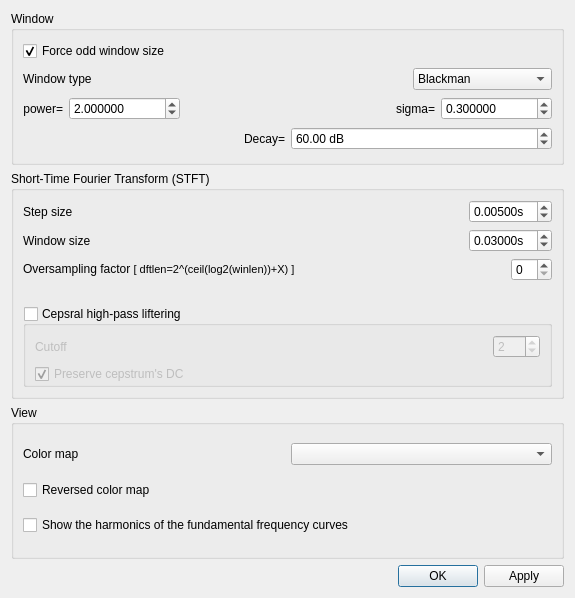
Old version of the form src/gvspectrogramwdialogsettings.ui in the repository gillesdegottex/dfasma.
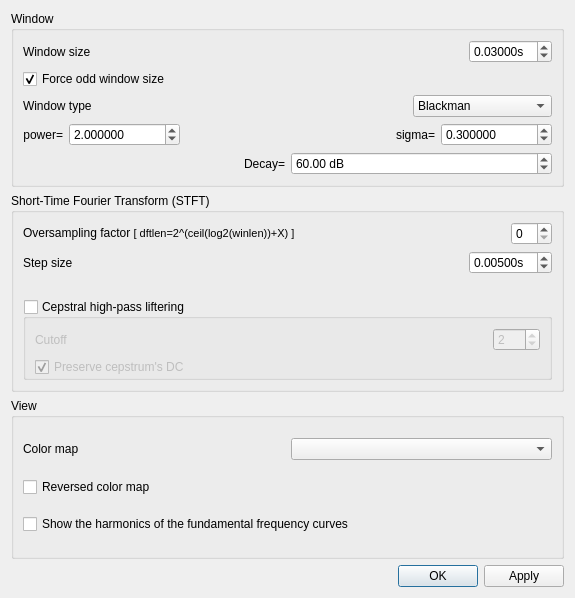
New version of the form.

What changed in the file:
```diff
--- a/src/gvspectrogramwdialogsettings.ui
+++ b/src/gvspectrogramwdialogsettings.ui
@@ -20,6 +20,45 @@
       <string>Window</string>
      </property>
      <layout class="QVBoxLayout" name="verticalLayout_2">
+      <item>
+       <layout class="QHBoxLayout" name="horizontalLayout_17">
+        <item>
+         <widget class="QLabel" name="label_12">
+          <property name="sizePolicy">
+           <sizepolicy hsizetype="MinimumExpanding" vsizetype="Preferred">
+            <horstretch>0</horstretch>
+            <verstretch>0</verstretch>
+           </sizepolicy>
+          </property>
+          <property name="text">
+           <string>Window size</string>
+          </property>
+         </widget>
+        </item>
+        <item>
+         <widget class="QDoubleSpinBox" name="sbSpectrogramWindowSize">
+          <property name="suffix">
+           <string>s</string>
+          </property>
+          <property name="decimals">
+           <number>5</number>
+          </property>
+          <property name="minimum">
+           <double>0.010000000000000</double>
+          </property>
+          <property name="maximum">
+           <double>60.000000000000000</double>
+          </property>
+          <property name="singleStep">
+           <double>0.010000000000000</double>
+          </property>
+          <property name="value">
+           <double>0.030000000000000</double>
+          </property>
+         </widget>
+        </item>
+       </layout>
+      </item>
       <item>
        <widget class="QCheckBox" name="cbSpectrogramWindowSizeForcedOdd">
         <property name="text">
@@ -243,6 +282,30 @@
       <string>Short-Time Fourier Transform (STFT)</string>
      </property>
      <layout class="QVBoxLayout" name="verticalLayout">
+      <item>
+       <layout class="QHBoxLayout" name="horizontalLayout_4">
+        <item>
+         <widget class="QLabel" name="label_3">
+          <property name="sizePolicy">
+           <sizepolicy hsizetype="MinimumExpanding" vsizetype="Preferred">
+            <horstretch>0</horstretch>
+            <verstretch>0</verstretch>
+           </sizepolicy>
+          </property>
+          <property name="text">
+           <string>&lt;html&gt;&lt;head/&gt;&lt;body&gt;&lt;p&gt;Oversampling factor &lt;span style=&quot; font-size:8pt;&quot;&gt;[ dftlen=2^(ceil(log2(winlen))+X) ]&lt;/span&gt;&lt;/p&gt;&lt;/body&gt;&lt;/html&gt;</string>
+          </property>
+         </widget>
+        </item>
+        <item>
+         <widget class="QSpinBox" name="sbSpectrogramOversamplingFactor">
+          <property name="value">
+           <number>0</number>
+          </property>
+         </widget>
+        </item>
+       </layout>
+      </item>
       <item>
        <layout class="QHBoxLayout" name="horizontalLayout_16">
         <item>
@@ -282,69 +345,6 @@
         </item>
        </layout>
       </item>
-      <item>
-       <layout class="QHBoxLayout" name="horizontalLayout_17">
-        <item>
-         <widget class="QLabel" name="label_12">
-          <property name="sizePolicy">
-           <sizepolicy hsizetype="MinimumExpanding" vsizetype="Preferred">
-            <horstretch>0</horstretch>
-            <verstretch>0</verstretch>
-           </sizepolicy>
-          </property>
-          <property name="text">
-           <string>Window size</string>
-          </property>
-         </widget>
-        </item>
-        <item>
-         <widget class="QDoubleSpinBox" name="sbSpectrogramWindowSize">
-          <property name="suffix">
-           <string>s</string>
-          </property>
-          <property name="decimals">
-           <number>5</number>
-          </property>
-          <property name="minimum">
-           <double>0.010000000000000</double>
-          </property>
-          <property name="maximum">
-           <double>60.000000000000000</double>
-          </property>
-          <property name="singleStep">
-           <double>0.010000000000000</double>
-          </property>
-          <property name="value">
-           <double>0.030000000000000</double>
-          </property>
-         </widget>
-        </item>
-       </layout>
-      </item>
-      <item>
-       <layout class="QHBoxLayout" name="horizontalLayout_4">
-        <item>
-         <widget class="QLabel" name="label_3">
-          <property name="sizePolicy">
-           <sizepolicy hsizetype="MinimumExpanding" vsizetype="Preferred">
-            <horstretch>0</horstretch>
-            <verstretch>0</verstretch>
-           </sizepolicy>
-          </property>
-          <property name="text">
-           <string>&lt;html&gt;&lt;head/&gt;&lt;body&gt;&lt;p&gt;Oversampling factor &lt;span style=&quot; font-size:8pt;&quot;&gt;[ dftlen=2^(ceil(log2(winlen))+X) ]&lt;/span&gt;&lt;/p&gt;&lt;/body&gt;&lt;/html&gt;</string>
-          </property>
-         </widget>
-        </item>
-        <item>
-         <widget class="QSpinBox" name="sbSpectrogramOversamplingFactor">
-          <property name="value">
-           <number>0</number>
-          </property>
-         </widget>
-        </item>
-       </layout>
-      </item>
       <item>
        <widget class="QLabel" name="lblImgSizeWarning">
         <property name="enabled">
@@ -369,7 +369,7 @@
          </sizepolicy>
         </property>
         <property name="title">
-         <string>Cepsral high-pass liftering</string>
+         <string>Cepstral high-pass liftering</string>
         </property>
         <property name="checkable">
          <bool>true</bool>
```
